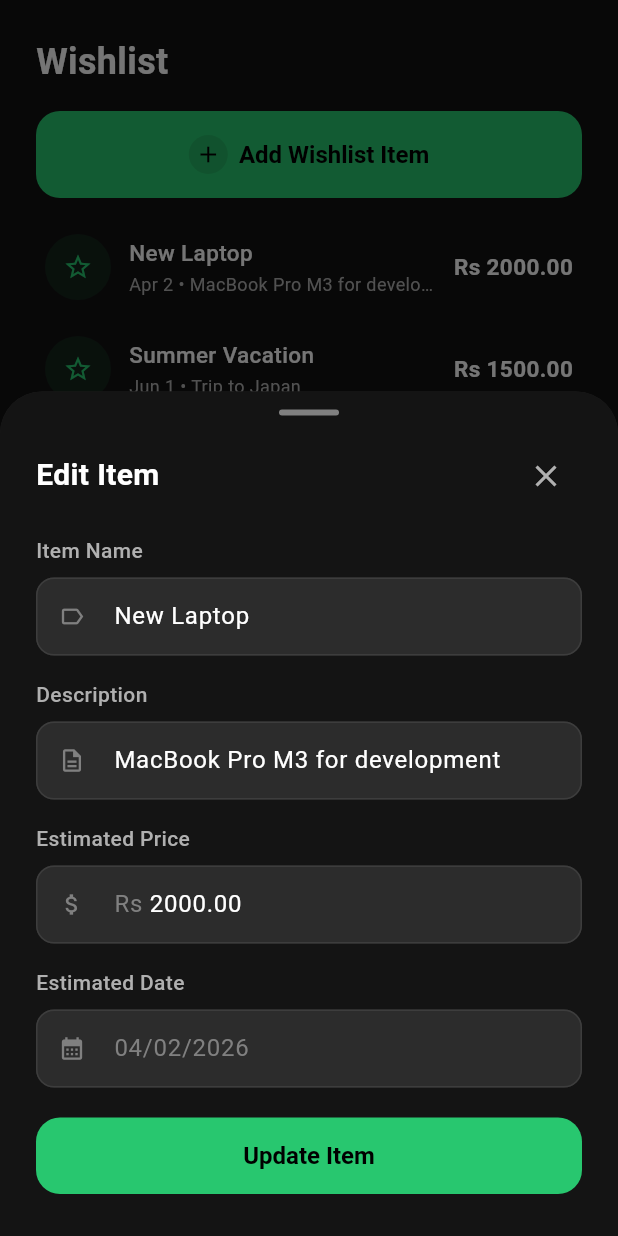
After one commit to chamudithaperera/money-manager-app-flutter, a Flutter app: the WishlistPage screen opened directly, after a tap on "New Laptop", on a phone screen of 412 x 824 dp. The commit adds this screen. Run offline on Flutter 3.47's test engine with Material 3 defaults, Android fonts, the phone set to English and light mode, and no system bars; our stand-ins replace flutter_riverpod, image_picker, shared_preferences, sqflite; accounts and stored records are empty.

Commit message:
feat: Add wishlist feature with dedicated pages, modals, list items, data models, and navigation integration.

```diff
--- a/lib/features/home/home_page.dart
+++ b/lib/features/home/home_page.dart
@@ -9,6 +9,7 @@ import '../../providers/settings_provider.dart';
 import '../../providers/transaction_providers.dart';
 import '../../shared/widgets/bottom_nav.dart';
 import '../transaction_history/history_page.dart';
+import '../wishlist/wishlist_page.dart';
 import 'models/transaction.dart';
 import 'widgets/activity_item.dart';
 import 'widgets/add_transaction_modal.dart';
@@ -49,6 +50,8 @@ class _HomePageState extends ConsumerState<HomePage> {
                       return _buildHome(items, stats);
                     case BottomTab.activities:
                       return _buildActivities(items);
+                    case BottomTab.wishlist:
+                      return const WishlistPage();
                     case BottomTab.profile:
                       return _buildProfile(items);
                   }
--- /dev/null
+++ b/lib/features/wishlist/models/wishlist_item.dart
@@ -0,0 +1,38 @@
+import 'package:flutter/foundation.dart';
+
+@immutable
+class WishlistItem {
+  const WishlistItem({
+    required this.id,
+    required this.name,
+    required this.description,
+    required this.estimatedPrice,
+    required this.estimatedDate,
+    this.isCompleted = false,
+  });
+
+  final String id;
+  final String name;
+  final String description;
+  final double estimatedPrice;
+  final DateTime estimatedDate;
+  final bool isCompleted;
+
+  WishlistItem copyWith({
+    String? id,
+    String? name,
+    String? description,
+    double? estimatedPrice,
+    DateTime? estimatedDate,
+    bool? isCompleted,
+  }) {
+    return WishlistItem(
+      id: id ?? this.id,
+      name: name ?? this.name,
+      description: description ?? this.description,
+      estimatedPrice: estimatedPrice ?? this.estimatedPrice,
+      estimatedDate: estimatedDate ?? this.estimatedDate,
+      isCompleted: isCompleted ?? this.isCompleted,
+    );
+  }
+}
--- /dev/null
+++ b/lib/features/wishlist/providers/wishlist_provider.dart
@@ -0,0 +1,61 @@
+import 'package:flutter_riverpod/flutter_riverpod.dart';
+import '../models/wishlist_item.dart';
+
+class WishlistNotifier extends Notifier<List<WishlistItem>> {
+  @override
+  List<WishlistItem> build() {
+    return [
+      WishlistItem(
+        id: '1',
+        name: 'New Laptop',
+        description: 'MacBook Pro M3 for development',
+        estimatedPrice: 2000.0,
+        estimatedDate: DateTime.now().add(const Duration(days: 60)),
+      ),
+      WishlistItem(
+        id: '2',
+        name: 'Summer Vacation',
+        description: 'Trip to Japan',
+        estimatedPrice: 1500.0,
+        estimatedDate: DateTime.now().add(const Duration(days: 120)),
+      ),
+      WishlistItem(
+        id: '3',
+        name: 'Emergency Fund',
+        description: 'Save 3 months of expenses',
+        estimatedPrice: 3000.0,
+        estimatedDate: DateTime.now().add(const Duration(days: 365)),
+      ),
+    ];
+  }
+
+  void add(WishlistItem item) {
+    state = [...state, item];
+  }
+
+  void remove(String id) {
+    state = state.where((item) => item.id != id).toList();
+  }
+
+  void toggleComplete(String id) {
+    state = state.map((item) {
+      if (item.id == id) {
+        return item.copyWith(isCompleted: !item.isCompleted);
+      }
+      return item;
+    }).toList();
+  }
+
+  void update(WishlistItem updatedItem) {
+    state = state.map((item) {
+      if (item.id == updatedItem.id) {
+        return updatedItem;
+      }
+      return item;
+    }).toList();
+  }
+}
+
+final wishlistProvider = NotifierProvider<WishlistNotifier, List<WishlistItem>>(
+  WishlistNotifier.new,
+);
--- /dev/null
+++ b/lib/features/wishlist/widgets/add_wishlist_modal.dart
@@ -0,0 +1,264 @@
+import 'package:flutter/material.dart';
+import 'package:flutter_riverpod/flutter_riverpod.dart';
+
+import '../../../core/constants/app_constants.dart';
+import '../../../core/theme/theme.dart';
+import '../../../providers/settings_provider.dart';
+import '../models/wishlist_item.dart';
+
+class AddWishlistModal extends ConsumerStatefulWidget {
+  const AddWishlistModal({super.key, required this.onSubmit, this.initial});
+
+  final ValueChanged<WishlistFormData> onSubmit;
+  final WishlistItem? initial;
+
+  @override
+  ConsumerState<AddWishlistModal> createState() => _AddWishlistModalState();
+}
+
+class _AddWishlistModalState extends ConsumerState<AddWishlistModal> {
+  String _name = '';
+  String _description = '';
+  String _estimatedPrice = '';
+  DateTime _estimatedDate = DateTime.now();
+
+  late final TextEditingController _nameController;
+  late final TextEditingController _descriptionController;
+  late final TextEditingController _priceController;
+
+  @override
+  void initState() {
+    super.initState();
+    final initial = widget.initial;
+    if (initial != null) {
+      _name = initial.name;
+      _description = initial.description;
+      _estimatedPrice = initial.estimatedPrice.toStringAsFixed(2);
+      _estimatedDate = initial.estimatedDate;
+    }
+    _nameController = TextEditingController(text: _name);
+    _descriptionController = TextEditingController(text: _description);
+    _priceController = TextEditingController(text: _estimatedPrice);
+  }
+
+  @override
+  void dispose() {
+    _nameController.dispose();
+    _descriptionController.dispose();
+    _priceController.dispose();
+    super.dispose();
+  }
+
+  @override
+  Widget build(BuildContext context) {
+    final currency =
+        ref.watch(settingsProvider).asData?.value.currencySymbol ??
+        AppConstants.currencySymbol;
+
+    final isEditing = widget.initial != null;
+
+    return Padding(
+      padding: EdgeInsets.only(bottom: MediaQuery.viewInsetsOf(context).bottom),
+      child: Container(
+        decoration: const BoxDecoration(
+          color: Color(0xFF141414),
+          borderRadius: BorderRadius.vertical(
+            top: Radius.circular(AppRadius.modalTop),
+          ),
+        ),
+        child: SafeArea(
+          top: false,
+          child: SingleChildScrollView(
+            padding: const EdgeInsets.fromLTRB(24, 12, 24, 28),
+            child: Column(
+              crossAxisAlignment: CrossAxisAlignment.start,
+              children: [
+                Center(
+                  child: Container(
+                    width: 40,
+                    height: 4,
+                    decoration: BoxDecoration(
+                      color: AppColors.textTertiary,
+                      borderRadius: BorderRadius.circular(2),
+                    ),
+                  ),
+                ),
+                const SizedBox(height: 16),
+                Row(
+                  mainAxisAlignment: MainAxisAlignment.spaceBetween,
+                  children: [
+                    Text(
+                      isEditing ? 'Edit Item' : 'Add Item',
+                      style: AppTextStyles.modalTitle,
+                    ),
+                    IconButton(
+                      onPressed: () => Navigator.of(context).pop(),
+                      icon: const Icon(Icons.close),
+                      color: AppColors.textSecondary,
+                    ),
+                  ],
+                ),
+                const SizedBox(height: 16),
+                _sectionLabel('Item Name'),
+                const SizedBox(height: 8),
+                _textField(
+                  hint: 'e.g., New Laptop',
+                  icon: Icons.label_outline,
+                  controller: _nameController,
+                  onChanged: (value) => setState(() => _name = value),
+                ),
+                const SizedBox(height: 16),
+                _sectionLabel('Description'),
+                const SizedBox(height: 8),
+                _textField(
+                  hint: 'Details about the item',
+                  icon: Icons.description_outlined,
+                  controller: _descriptionController,
+                  onChanged: (value) => setState(() => _description = value),
+                ),
+                const SizedBox(height: 16),
+                _sectionLabel('Estimated Price'),
+                const SizedBox(height: 8),
+                _textField(
+                  hint: '0.00',
+                  icon: Icons.attach_money,
+                  keyboardType: TextInputType.number,
+                  prefixText: '$currency ',
+                  controller: _priceController,
+                  onChanged: (value) => setState(() => _estimatedPrice = value),
+                ),
+                const SizedBox(height: 16),
+                _sectionLabel('Estimated Date'),
+                const SizedBox(height: 8),
+                _dateField(),
+                const SizedBox(height: 20),
+                SizedBox(
+                  width: double.infinity,
+                  child: ElevatedButton(
+                    onPressed: _name.isEmpty || _estimatedPrice.isEmpty
+                        ? null
+                        : _submit,
+                    style: ElevatedButton.styleFrom(
+                      backgroundColor: AppColors.primary,
+                      foregroundColor: Colors.black,
+                      padding: const EdgeInsets.symmetric(vertical: 16),
+                      shape: RoundedRectangleBorder(
+                        borderRadius: BorderRadius.circular(AppRadius.large),
+                      ),
+                    ),
+                    child: Text(
+                      isEditing ? 'Update Item' : 'Add Item',
+                      style: AppTextStyles.buttonLabel.copyWith(
+                        color: Colors.black,
+                      ),
+                    ),
+                  ),
+                ),
+              ],
+            ),
+          ),
+        ),
+      ),
+    );
+  }
+
+  Widget _sectionLabel(String text) {
+    return Text(
+      text,
+      style: AppTextStyles.formLabel.copyWith(color: AppColors.textSecondary),
+    );
+  }
+
+  Widget _textField({
+    required String hint,
+    required IconData icon,
+    TextInputType? keyboardType,
+    String? prefixText,
+    required TextEditingController controller,
+    required ValueChanged<String> onChanged,
+  }) {
+    return TextField(
+      controller: controller,
+      keyboardType: keyboardType,
+      onChanged: onChanged,
+      style: AppTextStyles.inputText,
+      decoration: InputDecoration(
+        hintText: hint,
+        prefixIcon: Icon(icon, size: 18, color: AppColors.textTertiary),
+        prefixText: prefixText,
+      ),
+    );
+  }
+
+  Widget _dateField() {
+    final formatted =
+        '${_estimatedDate.month.toString().padLeft(2, '0')}/${_estimatedDate.day.toString().padLeft(2, '0')}/${_estimatedDate.year}';
+    return GestureDetector(
+      onTap: _pickDate,
+      child: AbsorbPointer(
+        child: TextField(
+          decoration: InputDecoration(
+            hintText: formatted,
+            prefixIcon: const Icon(
+              Icons.calendar_month,
+              size: 18,
+              color: AppColors.textTertiary,
+            ),
+          ),
+        ),
+      ),
+    );
+  }
+
+  void _pickDate() async {
+    final picked = await showDatePicker(
+      context: context,
+      initialDate: _estimatedDate,
+      firstDate: DateTime.now(),
+      lastDate: DateTime(2035),
+      builder: (context, child) => Theme(
+        data: Theme.of(context).copyWith(
+          colorScheme: Theme.of(context).colorScheme.copyWith(
+            primary: AppColors.primary,
+            surface: AppColors.surface,
+            onSurface: AppColors.textPrimary,
+          ),
+        ),
+        child: child ?? const SizedBox.shrink(),
+      ),
+    );
+    if (picked != null) {
+      setState(() => _estimatedDate = picked);
+    }
+  }
+
+  void _submit() {
+    final price = double.tryParse(_estimatedPrice) ?? 0;
+    widget.onSubmit(
+      WishlistFormData(
+        id: widget.initial?.id,
+        name: _name,
+        description: _description,
+        estimatedPrice: price,
+        estimatedDate: _estimatedDate,
+      ),
+    );
+    Navigator.of(context).pop();
+  }
+}
+
+class WishlistFormData {
+  const WishlistFormData({
+    this.id,
+    required this.name,
+    required this.description,
+    required this.estimatedPrice,
+    required this.estimatedDate,
+  });
+
+  final String? id;
+  final String name;
+  final String description;
+  final double estimatedPrice;
+  final DateTime estimatedDate;
+}
--- /dev/null
+++ b/lib/features/wishlist/widgets/wishlist_list_item.dart
@@ -0,0 +1,107 @@
+import 'package:flutter/material.dart';
+import 'package:flutter_riverpod/flutter_riverpod.dart';
+
+import '../../../core/constants/app_constants.dart';
+import '../../../core/theme/theme.dart';
+import '../../../providers/settings_provider.dart';
+import '../models/wishlist_item.dart';
+
+class WishlistItemWidget extends ConsumerWidget {
+  const WishlistItemWidget({
+    super.key,
+    required this.item,
+    this.onLongPress,
+    this.onTap,
+  });
+
+  final WishlistItem item;
+  final VoidCallback? onLongPress;
+  final VoidCallback? onTap;
+
+  @override
+  Widget build(BuildContext context, WidgetRef ref) {
+    final currency =
+        ref.watch(settingsProvider).asData?.value.currencySymbol ??
+        AppConstants.currencySymbol;
+
+    final dateStr = _formatDate(item.estimatedDate);
+
+    return InkWell(
+      borderRadius: BorderRadius.circular(AppRadius.large),
+      onTap: onTap,
+      onLongPress: onLongPress,
+      child: Padding(
+        padding: const EdgeInsets.symmetric(vertical: 8, horizontal: 6),
+        child: Row(
+          mainAxisAlignment: MainAxisAlignment.spaceBetween,
+          children: [
+            Expanded(
+              child: Row(
+                children: [
+                  Container(
+                    width: 44,
+                    height: 44,
+                    decoration: BoxDecoration(
+                      color: AppColors.primary.withValues(alpha: 0.1),
+                      shape: BoxShape.circle,
+                    ),
+                    child: Icon(
+                      Icons.star_outline,
+                      size: 20,
+                      color: AppColors.primary,
+                    ),
+                  ),
+                  const SizedBox(width: 12),
+                  Expanded(
+                    child: Column(
+                      crossAxisAlignment: CrossAxisAlignment.start,
+                      children: [
+                        Text(
+                          item.name,
+                          style: AppTextStyles.transactionTitle,
+                          overflow: TextOverflow.ellipsis,
+                        ),
+                        const SizedBox(height: 2),
+                        Text(
+                          '$dateStr • ${item.description}',
+                          style: AppTextStyles.transactionSubtitle,
+                          overflow: TextOverflow.ellipsis,
+                        ),
+                      ],
+                    ),
+                  ),
+                ],
+              ),
+            ),
+            const SizedBox(width: 8),
+            Text(
+              '$currency ${item.estimatedPrice.toStringAsFixed(2)}',
+              style: AppTextStyles.transactionAmount.copyWith(
+                color: AppColors.textPrimary,
+              ),
+            ),
+          ],
+        ),
+      ),
+    );
+  }
+
+  String _formatDate(DateTime date) {
+    const months = [
+      'Jan',
+      'Feb',
+      'Mar',
+      'Apr',
+      'May',
+      'Jun',
+      'Jul',
+      'Aug',
+      'Sep',
+      'Oct',
+      'Nov',
+      'Dec',
+    ];
+    final month = months[date.month - 1];
+    return '$month ${date.day}';
+  }
+}
--- /dev/null
+++ b/lib/features/wishlist/wishlist_page.dart
@@ -0,0 +1,185 @@
+import 'package:flutter/material.dart';
+import 'package:flutter_riverpod/flutter_riverpod.dart';
+
+import '../../core/theme/theme.dart';
+import 'models/wishlist_item.dart';
+import 'providers/wishlist_provider.dart';
+import 'widgets/add_wishlist_modal.dart';
+import 'widgets/wishlist_list_item.dart';
+
+class WishlistPage extends ConsumerWidget {
+  const WishlistPage({super.key});
+
+  @override
+  Widget build(BuildContext context, WidgetRef ref) {
+    final wishlistItems = ref.watch(wishlistProvider);
+
+    return Scaffold(
+      backgroundColor: AppColors.background,
+      body: SafeArea(
+        child: Column(
+          crossAxisAlignment: CrossAxisAlignment.start,
+          children: [
+            Padding(
+              padding: const EdgeInsets.fromLTRB(24, 24, 24, 16),
+              child: Text('Wishlist', style: AppTextStyles.appTitle),
+            ),
+            Padding(
+              padding: const EdgeInsets.symmetric(horizontal: 24),
+              child: _buildAddButton(context, ref),
+            ),
+            const SizedBox(height: 16),
+            Expanded(
+              child: ListView.builder(
+                padding: const EdgeInsets.fromLTRB(24, 0, 24, 100),
+                itemCount: wishlistItems.length,
+                itemBuilder: (context, index) {
+                  final item = wishlistItems[index];
+                  return Padding(
+                    padding: const EdgeInsets.only(bottom: 8),
+                    child: WishlistItemWidget(
+                      item: item,
+                      onLongPress: () => _showItemActions(context, ref, item),
+                      onTap: () => _showAddSheet(context, ref, initial: item),
+                    ),
+                  );
+                },
+              ),
+            ),
+          ],
+        ),
+      ),
+    );
+  }
+
+  Widget _buildAddButton(BuildContext context, WidgetRef ref) {
+    return SizedBox(
+      width: double.infinity,
+      child: ElevatedButton.icon(
+        onPressed: () => _showAddSheet(context, ref),
+        icon: Container(
+          padding: const EdgeInsets.all(4),
+          decoration: BoxDecoration(
+            color: Colors.black.withValues(alpha: 0.1),
+            shape: BoxShape.circle,
+          ),
+          child: const Icon(Icons.add, size: 18, color: Colors.black),
+        ),
+        label: const Text('Add Wishlist Item'),
+        style: ElevatedButton.styleFrom(
+          backgroundColor: AppColors.primary,
+          foregroundColor: Colors.black,
+          padding: const EdgeInsets.symmetric(vertical: 16),
+          shape: RoundedRectangleBorder(
+            borderRadius: BorderRadius.circular(AppRadius.large),
+          ),
+          textStyle: AppTextStyles.buttonLabel.copyWith(color: Colors.black),
+        ),
+      ),
+    );
+  }
+
+  void _showAddSheet(
+    BuildContext context,
+    WidgetRef ref, {
+    WishlistItem? initial,
+  }) {
+    showModalBottomSheet<void>(
+      context: context,
+      backgroundColor: AppColors.modalBackground,
+      isScrollControlled: true,
+      shape: const RoundedRectangleBorder(
+        borderRadius: BorderRadius.vertical(
+          top: Radius.circular(AppRadius.modalTop),
+        ),
+      ),
+      builder: (context) {
+        return AddWishlistModal(
+          initial: initial,
+          onSubmit: (data) {
+            final item = WishlistItem(
+              id: data.id ?? DateTime.now().millisecondsSinceEpoch.toString(),
+              name: data.name,
+              description: data.description,
+              estimatedPrice: data.estimatedPrice,
+              estimatedDate: data.estimatedDate,
+            );
+            final notifier = ref.read(wishlistProvider.notifier);
+            if (data.id == null) {
+              notifier.add(item);
+            } else {
+              notifier.update(item);
+            }
+          },
+        );
+      },
+    );
+  }
+
+  void _showItemActions(
+    BuildContext context,
+    WidgetRef ref,
+    WishlistItem item,
+  ) {
+    showModalBottomSheet<void>(
+      context: context,
+      backgroundColor: AppColors.surfaceVariant,
+      shape: const RoundedRectangleBorder(
+        borderRadius: BorderRadius.vertical(top: Radius.circular(20)),
+      ),
+      builder: (context) {
+        return SafeArea(
+          child: Column(
+            mainAxisSize: MainAxisSize.min,
+            children: [
+              ListTile(
+                leading: const Icon(Icons.edit, color: AppColors.primary),
+                title: const Text('Edit'),
+                onTap: () {
+                  Navigator.of(context).pop();
+                  _showAddSheet(context, ref, initial: item);
+                },
+              ),
+              ListTile(
+                leading: const Icon(Icons.delete, color: AppColors.expense),
+                title: const Text('Delete'),
+                onTap: () {
+                  Navigator.of(context).pop();
+                  _confirmDelete(context, ref, item);
+                },
+              ),
+            ],
+          ),
+        );
+      },
+    );
+  }
+
+  Future<void> _confirmDelete(
+    BuildContext context,
+    WidgetRef ref,
+    WishlistItem item,
+  ) async {
+    final confirmed = await showDialog<bool>(
+      context: context,
+      builder: (context) => AlertDialog(
+        backgroundColor: AppColors.surface,
+        title: const Text('Delete item?'),
+        content: const Text('This action cannot be undone.'),
+        actions: [
+          TextButton(
+            onPressed: () => Navigator.of(context).pop(false),
+            child: const Text('Cancel'),
+          ),
+          TextButton(
+            onPressed: () => Navigator.of(context).pop(true),
+            child: const Text('Delete'),
+          ),
+        ],
+      ),
+    );
+    if (confirmed == true) {
+      ref.read(wishlistProvider.notifier).remove(item.id);
+    }
+  }
+}
--- a/lib/shared/widgets/bottom_nav.dart
+++ b/lib/shared/widgets/bottom_nav.dart
@@ -2,7 +2,7 @@ import 'package:flutter/material.dart';
 
 import '../../core/theme/theme.dart';
 
-enum BottomTab { home, activities, profile }
+enum BottomTab { home, activities, wishlist, profile }
 
 class BottomNav extends StatelessWidget {
   const BottomNav({
@@ -44,6 +44,12 @@ class BottomNav extends StatelessWidget {
                 icon: Icons.assignment_outlined,
                 isActive: activeTab == BottomTab.activities,
                 onTap: () => onTabChange(BottomTab.activities),
+              ),
+              _NavItem(
+                label: 'Wishlist',
+                icon: Icons.star_outline,
+                isActive: activeTab == BottomTab.wishlist,
+                onTap: () => onTabChange(BottomTab.wishlist),
               ),
               _NavItem(
                 label: 'Profile',
```
